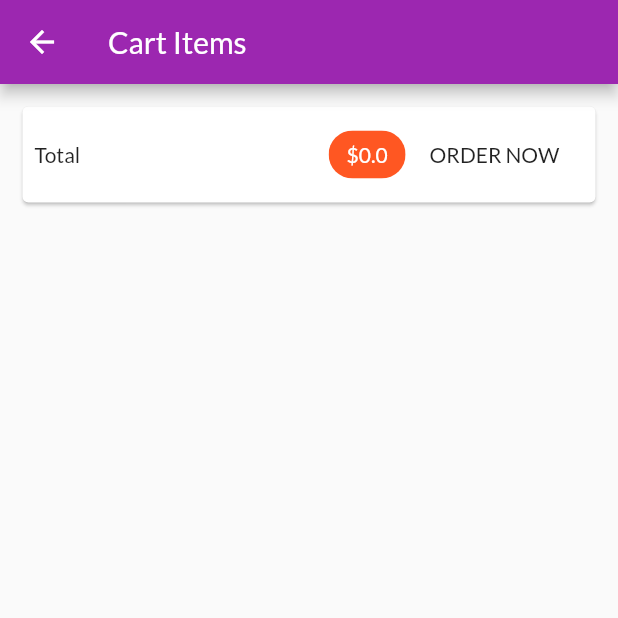
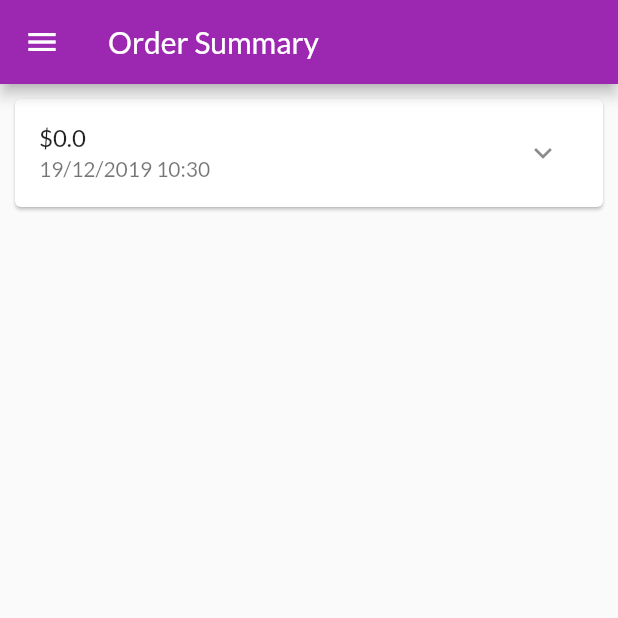
Before and after one commit to kaushal9678/Provider_Flutter_State_Management, a Flutter app: the CartView screen opened by its route, after a tap on "ORDER NOW", on a phone screen of 412 x 824 dp, the top half of it. Run offline on Flutter 3.47's test engine with Material 2 defaults, Android fonts, the phone set to English and light mode, and no system bars; network calls fail.

Commit message:
add Navigation drawer and order summary screen

```diff
--- a/lib/providers/cart.dart
+++ b/lib/providers/cart.dart
@@ -38,6 +38,11 @@ class Cart with ChangeNotifier {
     notifyListeners();
   }
 
+  void clear() {
+    _items = {};
+    notifyListeners();
+  }
+
   void addItem(
     String productId,
     double price,
--- /dev/null
+++ b/lib/providers/orders.dart
@@ -0,0 +1,29 @@
+import 'package:flutter/foundation.dart';
+import './cart.dart';
+
+class OrderItem {
+  final String id;
+  final List<CartItem> products;
+  final DateTime dateTime;
+  final double amount;
+  OrderItem({this.id, this.products, this.dateTime, this.amount});
+}
+
+class Orders with ChangeNotifier {
+  List<OrderItem> _orders = [];
+
+  List<OrderItem> get orders {
+    return [..._orders];
+  }
+
+  void addOrder(List<CartItem> cartProducts, double total) {
+    _orders.insert(
+        0,
+        OrderItem(
+            id: DateTime.now().toString(),
+            amount: total,
+            dateTime: DateTime.now(),
+            products: cartProducts));
+    notifyListeners();
+  }
+}
--- /dev/null
+++ b/lib/screens/OrderDetailScreen.dart
@@ -0,0 +1,24 @@
+import 'package:flutter/material.dart';
+import 'package:provider/provider.dart';
+import '../providers/orders.dart';
+import '../widgets/order_item.dart' as ord;
+import '../widgets/app_drawer.dart';
+
+class OrderDetailScreen extends StatelessWidget {
+  const OrderDetailScreen({Key key}) : super(key: key);
+  static const routeName = '/order-summary';
+
+  @override
+  Widget build(BuildContext context) {
+    final ordersData = Provider.of<Orders>(context);
+    return Scaffold(
+        drawer: AppDrawer(),
+        appBar: AppBar(
+          title: Text("Order Summary"),
+        ),
+        body: ListView.builder(
+          itemCount: ordersData.orders.length,
+          itemBuilder: (ctx, index) => ord.OrderItem(ordersData.orders[index]),
+        ));
+  }
+}
--- a/lib/screens/cart_screen.dart
+++ b/lib/screens/cart_screen.dart
@@ -2,6 +2,8 @@ import 'package:flutter/material.dart';
 import 'package:provider/provider.dart';
 import '../providers/cart.dart';
 import '../widgets/CartItemCell.dart';
+import './OrderDetailScreen.dart';
+import '../providers/orders.dart';
 
 class CartView extends StatelessWidget {
   const CartView({Key key}) : super(key: key);
@@ -26,7 +28,7 @@ class CartView extends StatelessWidget {
                   Spacer(),
                   Chip(
                     label: Text(
-                      '\$${cart.totalAmount}',
+                      '\$${cart.totalAmount.toStringAsFixed(2)}',
                       style: TextStyle(
                           color:
                               Theme.of(context).primaryTextTheme.title.color),
@@ -35,7 +37,14 @@ class CartView extends StatelessWidget {
                   ),
                   FlatButton(
                     child: Text("ORDER NOW"),
-                    onPressed: () {},
+                    onPressed: () {
+                      Provider.of<Orders>(context, listen: false).addOrder(
+                          cart.items.values.toList(), cart.totalAmount);
+                      cart.clear();
+                      Navigator.of(context)
+                          .pushReplacementNamed(OrderDetailScreen.routeName);
+                      // .pushReplacement(OrderDetailScreen.routeName);
+                    },
                   )
                 ],
               ),
--- a/lib/screens/product_overview_screen.dart
+++ b/lib/screens/product_overview_screen.dart
@@ -5,6 +5,7 @@ import '../providers/products_provider.dart';
 import '../widgets/badge.dart';
 import '../providers/cart.dart';
 import '../screens/cart_screen.dart';
+import '../widgets/app_drawer.dart';
 
 enum FilterOptions { Favorites, All }
 
@@ -18,6 +19,7 @@ class _ProductsOverviewScreenState extends State<ProductsOverviewScreen> {
   @override
   Widget build(BuildContext context) {
     return Scaffold(
+      drawer: AppDrawer(),
       appBar: AppBar(
         title: Text('MyShop'),
         actions: <Widget>[
--- /dev/null
+++ b/lib/widgets/order_item.dart
@@ -0,0 +1,65 @@
+import 'dart:math';
+import 'package:flutter/material.dart';
+import 'package:intl/intl.dart';
+
+import '../providers/orders.dart' as ord;
+
+class OrderItem extends StatefulWidget {
+  // const OrderItem({Key key}) : super(key: key);
+  final ord.OrderItem order;
+  OrderItem(this.order);
+
+  @override
+  _OrderItemState createState() => _OrderItemState();
+}
+
+class _OrderItemState extends State<OrderItem> {
+  var _expanded = false;
+
+  @override
+  Widget build(BuildContext context) {
+    return Card(
+      margin: EdgeInsets.all(10),
+      child: Column(children: <Widget>[
+        ListTile(
+          title: Text("\$${widget.order.amount}"),
+          subtitle: Text(
+              DateFormat('dd/MM/yyyy hh:mm').format(widget.order.dateTime)),
+          trailing: IconButton(
+            icon: Icon(_expanded ? Icons.expand_less : Icons.expand_more),
+            onPressed: () {
+              setState(() {
+                _expanded = !_expanded;
+              });
+            },
+          ),
+        ),
+        if (_expanded)
+          Container(
+              padding: EdgeInsets.symmetric(horizontal: 10, vertical: 4),
+              height: min(widget.order.products.length * 20.0 + 10.0, 100),
+              child: ListView(
+                children: widget.order.products
+                    .map((prod) => Row(
+                          mainAxisAlignment: MainAxisAlignment.spaceBetween,
+                          children: <Widget>[
+                            Text(
+                              prod.title,
+                              style: TextStyle(
+                                  fontSize: 16, fontWeight: FontWeight.bold),
+                            ),
+                            Text(
+                              '${prod.quantity}x \$${prod.price}',
+                              style: TextStyle(
+                                  fontSize: 16,
+                                  fontWeight: FontWeight.bold,
+                                  color: Colors.grey),
+                            )
+                          ],
+                        ))
+                    .toList(),
+              )),
+      ]),
+    );
+  }
+}
--- a/pubspec.yaml
+++ b/pubspec.yaml
@@ -20,6 +20,7 @@ dependencies:
   flutter:
     sdk: flutter
   provider: ^3.2.0
+  intl: ^0.16.0
 
   # The following adds the Cupertino Icons font to your application.
   # Use with the CupertinoIcons class for iOS style icons.
```
Also changed, not shown: lib/main.dart (+7 -0 lines), lib/screens/product_details_screen.dart (+30 -0 lines), lib/widgets/app_drawer.dart (added, +37 -0 lines), pubspec.lock.
